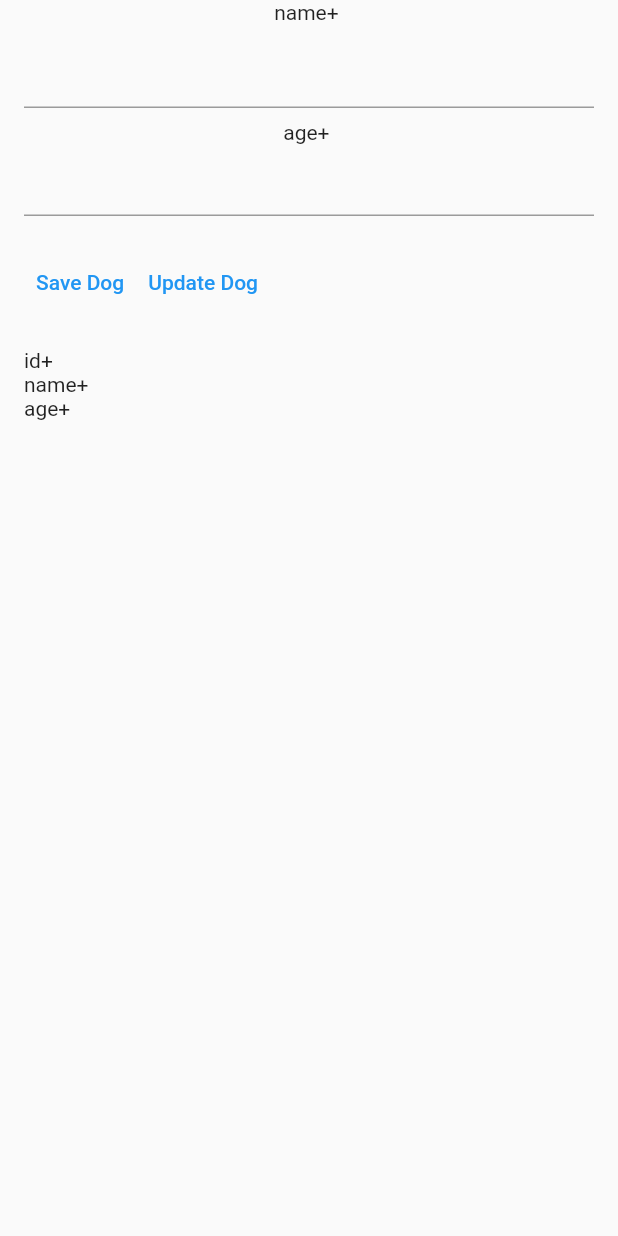
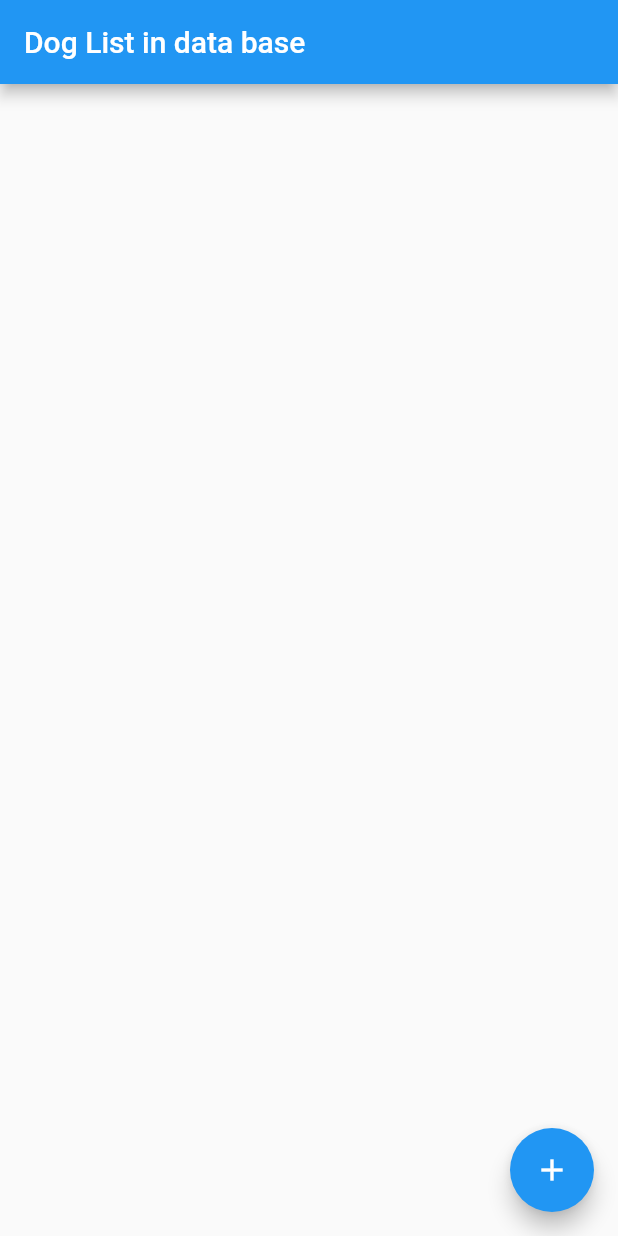
Before and after one commit to DuyLeHong/sqlite, a Flutter app: the screen it shows after launch, on a phone screen of 412 x 824 dp. Run offline on Flutter 3.47's test engine with Material 2 defaults, Android fonts, the phone set to English and light mode, and no system bars; our stand-ins replace flutter_bloc, sqflite; accounts and stored records are empty.

Commit message:
use sqlite

```diff
--- a/lib/dog.dart
+++ /dev/null
@@ -1,11 +0,0 @@
-class Dog {
-  final int id;
-  final String name;
-  final int age;
-
-  const Dog({
-    required this.id,
-    required this.name,
-    required this.age,
-  });
-}
--- a/lib/dog_page.dart
+++ /dev/null
@@ -1,57 +0,0 @@
-import 'package:flutter/cupertino.dart';
-import 'package:flutter/material.dart';
-
-class DogPage extends StatelessWidget {
-  const DogPage({Key? key}) : super(key: key);
-
-  @override
-  Widget build(BuildContext context) {
-    return Scaffold(
-      body: Padding(
-        padding: const EdgeInsets.symmetric(horizontal: 16),
-        child: Column(
-          children: [
-            Text('name+ '),
-            const SizedBox(height: 8),
-            const TextField(),
-            const SizedBox(height: 8),
-            Text('age+ '),
-            const TextField(),
-            const SizedBox(height: 20),
-            Row(
-              children: [
-                TextButton(
-                  onPressed: () {},
-                  child: Text('Save Dog'),
-                ),
-                TextButton(
-                  onPressed: () {},
-                  child: Text('Update Dog'),
-                ),
-              ],
-            ),
-            const SizedBox(height: 20),
-            Row(
-              children: [
-                Text('id+ '),
-                Text(''),
-              ],
-            ),
-            Row(
-              children: [
-                Text('name+ '),
-                Text(''),
-              ],
-            ),
-            Row(
-              children: [
-                Text('age+ '),
-                Text(''),
-              ],
-            ),
-          ],
-        ),
-      ),
-    );
-  }
-}
--- /dev/null
+++ b/lib/presenation/dog_list/dog_list_bloc.dart
@@ -0,0 +1,22 @@
+import 'package:flutter_bloc/flutter_bloc.dart';
+import 'package:sqlite/data/local/dog_local.dart';
+import 'package:sqlite/presenation/dog_list/dog_list_state.dart';
+
+import 'dog_list_event.dart';
+
+class DogListBloc extends Bloc<DogListEvent, DogListState> {
+  final dogLocal = DogLocal();
+
+  DogListBloc() : super(DogListState(dogs: [])) {
+    on<DogListEvent>((event, emit) async {
+      if (event is FetchDogListEvent) {
+        final dogList = await dogLocal.getDogList();
+        emit(DogListState(dogs: dogList));
+      } else if (event is DeleteDogEvent) {
+        final id = event.id;
+        await dogLocal.deleteDog(id);
+        add(FetchDogListEvent());
+      }
+    });
+  }
+}
--- /dev/null
+++ b/lib/presenation/dog_list/dog_list_event.dart
@@ -0,0 +1,9 @@
+abstract class DogListEvent {}
+
+class FetchDogListEvent extends DogListEvent {}
+
+class DeleteDogEvent extends DogListEvent {
+  final int id;
+
+  DeleteDogEvent({required this.id});
+}
--- /dev/null
+++ b/lib/presenation/dog_list/dog_list_page.dart
@@ -0,0 +1,109 @@
+import 'package:flutter/cupertino.dart';
+import 'package:flutter/material.dart';
+import 'package:flutter_bloc/flutter_bloc.dart';
+import 'package:sqlite/presenation/create_dog/create_update_dog.dart';
+import 'package:sqlite/presenation/dog_list/dog_list_bloc.dart';
+import 'package:sqlite/presenation/dog_list/dog_list_state.dart';
+
+import '../dog_detail/dog_page.dart';
+import 'dog_list_event.dart';
+
+class DogListPage extends StatefulWidget {
+  const DogListPage({Key? key}) : super(key: key);
+
+  @override
+  State<StatefulWidget> createState() => _DogListState();
+}
+
+class _DogListState extends State<DogListPage> {
+  @override
+  void initState() {
+    context.read<DogListBloc>().add(FetchDogListEvent());
+    super.initState();
+  }
+
+  @override
+  Widget build(BuildContext context) {
+    return Scaffold(
+      appBar: AppBar(
+        title: const Text('Dog List in data base'),
+      ),
+      body: Padding(
+        padding: const EdgeInsets.only(left: 16, right: 16, top: 16),
+        child: Column(
+          children: [
+            const SizedBox(height: 24),
+            BlocBuilder<DogListBloc, DogListState>(
+              builder: (_, state) {
+                final dogs = state.dogs;
+                return Expanded(
+                  child: ListView.builder(
+                    itemBuilder: (_, index) {
+                      final dog = dogs[index];
+                      return InkWell(
+                        onTap: () {
+                          Navigator.of(context).push(
+                            MaterialPageRoute(
+                              builder: (context) => DogPage(
+                                id: dog.id,
+                              ),
+                            ),
+                          );
+                        },
+                        child: Row(
+                          children: [
+                            Text('id: ${dog.id}'),
+                            const SizedBox(width: 10),
+                            Text('name: ${dog.name}'),
+                            const SizedBox(width: 10),
+                            Text('age: ${dog.age}'),
+                            const SizedBox(width: 30),
+                            TextButton(
+                                onPressed: () async {
+                                  await Navigator.of(context).push(
+                                    MaterialPageRoute(
+                                      builder: (context) =>
+                                          const CreateUpdateDog(),
+                                    ),
+                                  );
+                                  context.read<DogListBloc>().add(
+                                        FetchDogListEvent(),
+                                      );
+                                },
+                                child: const Text('Update')),
+                            const SizedBox(width: 10),
+                            TextButton(
+                                onPressed: () {
+                                  context.read<DogListBloc>().add(
+                                        DeleteDogEvent(id: dog.id),
+                                      );
+                                },
+                                child: const Text('Delete')),
+                          ],
+                        ),
+                      );
+                    },
+                    itemCount: dogs.length,
+                  ),
+                );
+              },
+            )
+          ],
+        ),
+      ),
+      floatingActionButton: FloatingActionButton(
+        onPressed: () async {
+          await Navigator.of(context).push(
+            MaterialPageRoute(
+              builder: (context) => const CreateUpdateDog(),
+            ),
+          );
+          context.read<DogListBloc>().add(
+                FetchDogListEvent(),
+              );
+        },
+        child: const Icon(Icons.add),
+      ),
+    );
+  }
+}
--- /dev/null
+++ b/lib/presenation/dog_list/dog_list_state.dart
@@ -0,0 +1,9 @@
+import 'package:sqlite/data/model/dog.dart';
+
+class DogListState {
+  final List<Dog> dogs;
+
+  DogListState({
+    required this.dogs,
+  });
+}
--- a/pubspec.yaml
+++ b/pubspec.yaml
@@ -35,6 +35,8 @@ dependencies:
   # The following adds the Cupertino Icons font to your application.
   # Use with the CupertinoIcons class for iOS style icons.
   cupertino_icons: ^1.0.2
+
+  flutter_bloc: ^8.0.1
 
 dev_dependencies:
   flutter_test:
```
Also changed, not shown: lib/data/local/dog_db.dart (added, +28 -0 lines), lib/data/local/dog_local.dart (added, +75 -0 lines), lib/data/model/dog.dart (added, +20 -0 lines), lib/main.dart (+22 -4 lines), lib/presenation/create_dog/create_dog_bloc.dart (added, +38 -0 lines), lib/presenation/create_dog/create_dog_event.dart (added, +13 -0 lines), lib/presenation/create_dog/create_dog_state.dart (added, +7 -0 lines), lib/presenation/create_dog/create_update_dog.dart (added, +74 -0 lines), lib/presenation/dog_detail/dog_bloc.dart (added, +18 -0 lines), lib/presenation/dog_detail/dog_event.dart (added, +7 -0 lines), lib/presenation/dog_detail/dog_page.dart (added, +49 -0 lines), lib/presenation/dog_detail/dog_state.dart (added, +7 -0 lines), pubspec.lock.
